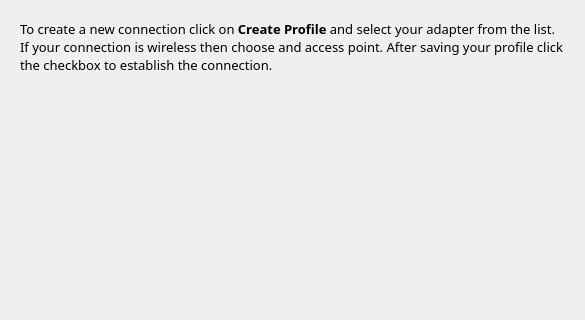
The window that kde/kaptan/src/gui/networkWidget.ui (pars-linux/uludag) describes before a commit, drawn with Qt 5; both pictures show x 0 to 585 and y 0 to 320 of the 585 by 489 pixel window.
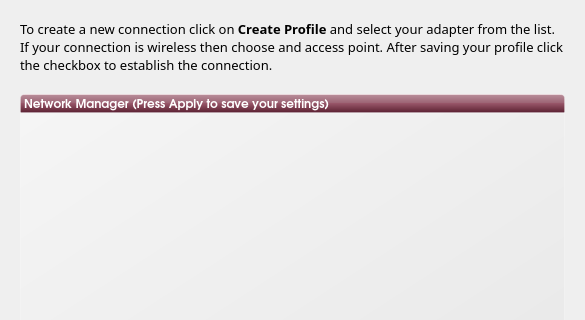
The same window after the commit.

Patch:
```diff
--- a/kde/kaptan/src/gui/networkWidget.ui
+++ b/kde/kaptan/src/gui/networkWidget.ui
@@ -14,12 +14,18 @@
    <string>Network</string>
   </property>
   <property name="styleSheet">
-   <string/>
+   <string notr="true">/* changes network manager style */
+#editGroup {
+border:0px;
+}</string>
   </property>
   <layout class="QGridLayout" name="gridLayout_2">
    <property name="margin">
     <number>20</number>
    </property>
+   <property name="spacing">
+    <number>0</number>
+   </property>
    <item row="0" column="0">
     <widget class="QLabel" name="description">
      <property name="sizePolicy">
@@ -67,7 +73,7 @@
      </property>
     </spacer>
    </item>
-   <item row="2" column="0">
+   <item row="3" column="0">
     <widget class="QGroupBox" name="groupBox">
      <property name="sizePolicy">
       <sizepolicy hsizetype="Expanding" vsizetype="Expanding">
@@ -85,7 +91,10 @@
 }*/
 #groupBox{
 margin:0px;
-border:0px;
+background-color: qlineargradient(spread:pad, x1:1, y1:1, x2:0, y2:0, stop:0 rgba(219, 219, 219, 100), stop:1 rgba(255, 255, 255, 100));
+border: 1px solid rgba(255,255,255,50);
+border-bottom-left-radius: 4px;
+border-bottom-right-radius: 4px;
 }</string>
      </property>
      <property name="title">
@@ -95,15 +104,45 @@
       <bool>true</bool>
      </property>
      <layout class="QVBoxLayout" name="verticalLayout">
-      <property name="margin">
+      <property name="spacing">
        <number>0</number>
       </property>
+      <property name="margin">
+       <number>10</number>
+      </property>
       <item>
        <layout class="QGridLayout" name="layout"/>
       </item>
      </layout>
     </widget>
    </item>
+   <item row="2" column="0">
+    <widget class="QLabel" name="label">
+     <property name="font">
+      <font>
+       <family>URW Gothic L</family>
+       <pointsize>9</pointsize>
+       <weight>75</weight>
+       <bold>true</bold>
+       <underline>false</underline>
+      </font>
+     </property>
+     <property name="styleSheet">
+      <string notr="true">background-color: qlineargradient(spread:pad, x1:0.5, y1:1, x2:0.5, y2:0, stop:0 rgba(183, 100, 124, 255), stop:0.0212465 rgba(91, 33, 50, 255), stop:0.521739 rgba(152, 86, 105, 255), stop:0.527174 rgba(155, 98, 115, 255), stop:0.983696 rgba(184, 141, 153, 255), stop:1 rgba(220, 173, 186, 255));
+/*background-color: qlineargradient(spread:pad, x1:1, y1:1, x2:0, y2:0, stop:0 rgba(219, 219, 219, 100), stop:1 rgba(255, 255, 255, 100));*/
+border: 1px solid rgba(255,255,255,50);
+color:white;
+border-top-left-radius: 4px;
+border-top-right-radius: 4px;</string>
+     </property>
+     <property name="text">
+      <string>Network Manager (Press Apply to save your settings)</string>
+     </property>
+     <property name="margin">
+      <number>5</number>
+     </property>
+    </widget>
+   </item>
   </layout>
  </widget>
  <resources/>
```
Left out of the diff: 6 changed lines with no effect on the pictures.
